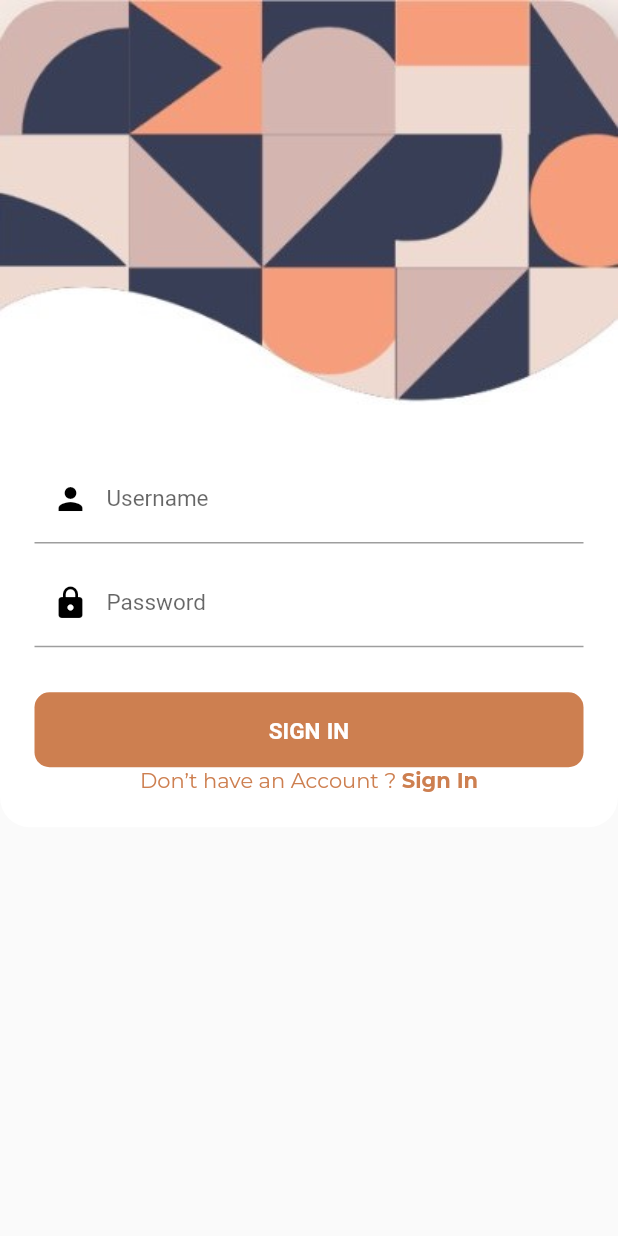
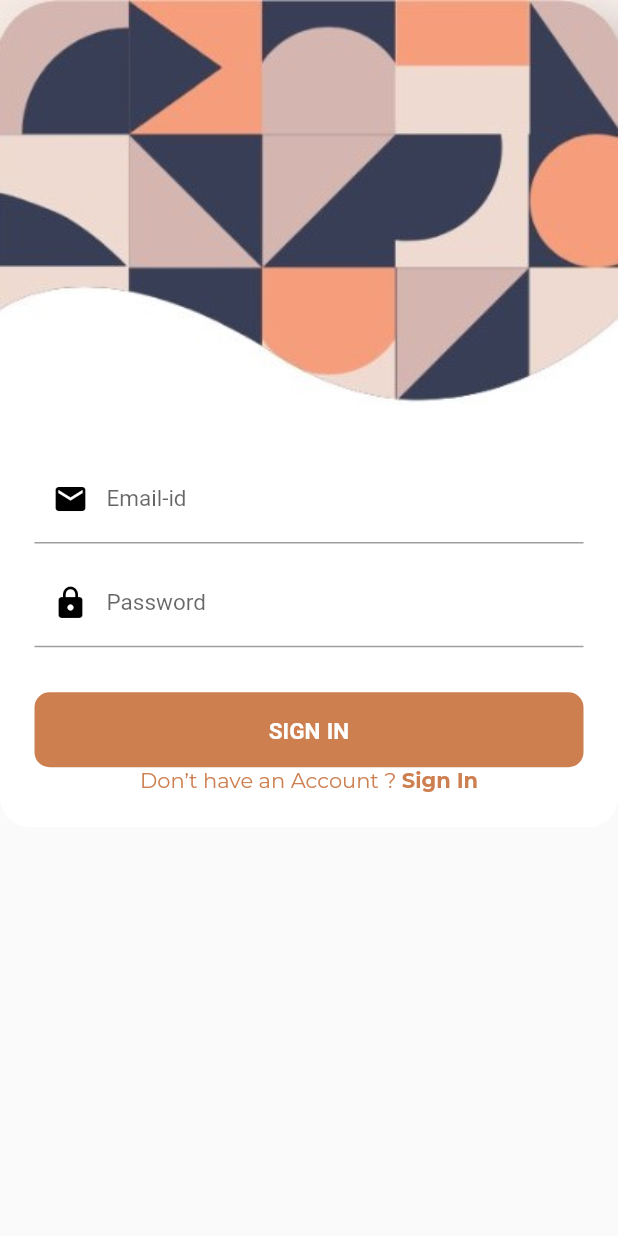
Before and after one commit to solo1g/covid-vaccine-app, a Flutter app: the screen it shows after launch, on a phone screen of 412 x 824 dp. Run offline on Flutter 3.47's test engine with Material 2 defaults, Android fonts, the phone set to English and light mode, and no system bars; our stand-ins replace expandable, firebase_database, font_awesome_flutter, google_fonts, percent_indicator; accounts and stored records are empty; project files that could hold a hidden picture were left out.

Commit message:
bug fixes

```diff
--- a/lib/screens/Signin_up.dart
+++ b/lib/screens/Signin_up.dart
@@ -44,6 +44,8 @@ class Sign extends StatefulWidget {
 class _SignState extends State<Sign> with SingleTickerProviderStateMixin {
   Mode _mode = Mode.Login;
   final _passwordFocusNode = FocusNode();
+  final _confirmpasswordFocusNode = FocusNode();
+  final _emailFocusNode = FocusNode();
   AnimationController _controller;
   Animation<double> _opacity;
 
@@ -95,31 +97,6 @@ class _SignState extends State<Sign> with SingleTickerProviderStateMixin {
           child: SingleChildScrollView(
             child: Column(
               children: <Widget>[
-                Padding(
-                  padding: const EdgeInsets.fromLTRB(0, 10, 0, 5),
-                  child: Container(
-                    color: Colors.white,
-                    child: TextFormField(
-                      style: TextStyle(
-                          color: Colors.black, fontFamily: 'SFUIDisplay'),
-                      textInputAction: TextInputAction.next,
-                      onFieldSubmitted: (_) {
-                        FocusScope.of(context).requestFocus(_passwordFocusNode);
-                      },
-                      decoration: InputDecoration(
-                        labelText: 'Username',
-                        prefixIcon: Icon(
-                          Icons.person,
-                          color: Colors.black,
-                        ),
-                        focusedBorder: OutlineInputBorder(
-                          borderSide: BorderSide(color: Colors.black),
-                        ),
-                        labelStyle: TextStyle(fontSize: 15),
-                      ),
-                    ),
-                  ),
-                ),
                 AnimatedContainer(
                   constraints: BoxConstraints(
                     minHeight: _mode == Mode.Signup ? 60 : 0,
@@ -130,20 +107,26 @@ class _SignState extends State<Sign> with SingleTickerProviderStateMixin {
                   child: FadeTransition(
                     opacity: _opacity,
                     child: Padding(
-                      padding: const EdgeInsets.fromLTRB(0, 5, 0, 5),
+                      padding: const EdgeInsets.fromLTRB(0, 10, 0, 5),
                       child: TextFormField(
+                        textInputAction: TextInputAction.next,
+                        onFieldSubmitted: (_) {
+                          _mode == Mode.Login
+                              ? FocusScope.of(context)
+                                  .requestFocus(_passwordFocusNode)
+                              : FocusScope.of(context)
+                                  .requestFocus(_emailFocusNode);
+                        },
                         enabled: _mode == Mode.Signup,
-                        obscureText: true,
                         style: TextStyle(
                           color: Colors.black,
                           fontFamily: 'SFUIDisplay',
                         ),
-                        focusNode: _passwordFocusNode,
                         decoration: InputDecoration(
-                          labelText: 'Email-Id',
+                          labelText: 'Username',
                           focusColor: Colors.black,
                           prefixIcon: Icon(
-                            Icons.mail,
+                            Icons.person,
                             color: Colors.black,
                           ),
                           focusedBorder: OutlineInputBorder(
@@ -156,10 +139,46 @@ class _SignState extends State<Sign> with SingleTickerProviderStateMixin {
                   ),
                 ),
                 Padding(
+                  padding: const EdgeInsets.fromLTRB(0, 10, 0, 5),
+                  child: Container(
+                    color: Colors.white,
+                    child: TextFormField(
+                      focusNode: _emailFocusNode,
+                      keyboardType: TextInputType.emailAddress,
+                      style: TextStyle(
+                          color: Colors.black, fontFamily: 'SFUIDisplay'),
+                      textInputAction: TextInputAction.next,
+                      onFieldSubmitted: (_) {
+                        FocusScope.of(context).requestFocus(_passwordFocusNode);
+                      },
+                      decoration: InputDecoration(
+                        labelText: 'Email-id',
+                        prefixIcon: Icon(
+                          Icons.email,
+                          color: Colors.black,
+                        ),
+                        focusedBorder: OutlineInputBorder(
+                          borderSide: BorderSide(color: Colors.black),
+                        ),
+                        labelStyle: TextStyle(fontSize: 15),
+                      ),
+                    ),
+                  ),
+                ),
+                Padding(
                   padding: const EdgeInsets.fromLTRB(0, 5, 0, 5),
                   child: Container(
                     color: Colors.white,
                     child: TextFormField(
+                      textInputAction: _mode == Mode.Signup
+                          ? TextInputAction.next
+                          : TextInputAction.done,
+                      onFieldSubmitted: (_) {
+                        _mode == Mode.Signup
+                            ? FocusScope.of(context)
+                                .requestFocus(_confirmpasswordFocusNode)
+                            : null;
+                      },
                       obscureText: true,
                       style: TextStyle(
                         color: Colors.black,
@@ -199,7 +218,7 @@ class _SignState extends State<Sign> with SingleTickerProviderStateMixin {
                           color: Colors.black,
                           fontFamily: 'SFUIDisplay',
                         ),
-                        focusNode: _passwordFocusNode,
+                        focusNode: _confirmpasswordFocusNode,
                         decoration: InputDecoration(
                           labelText: 'Confirm Password',
                           focusColor: Colors.black,
```
